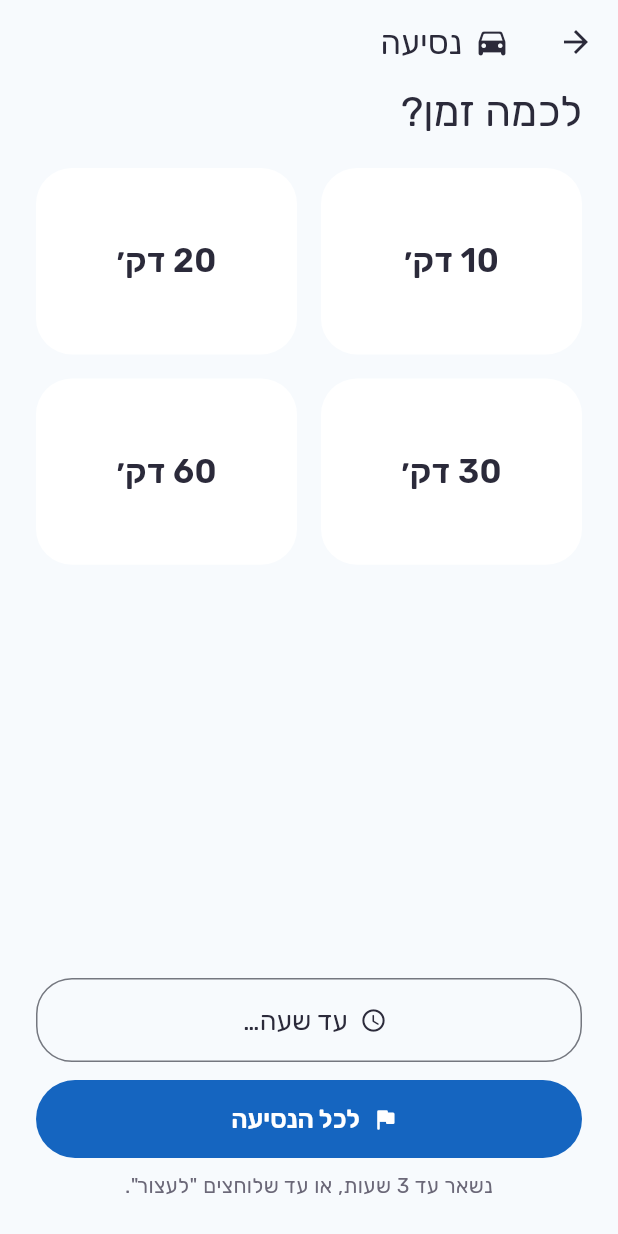
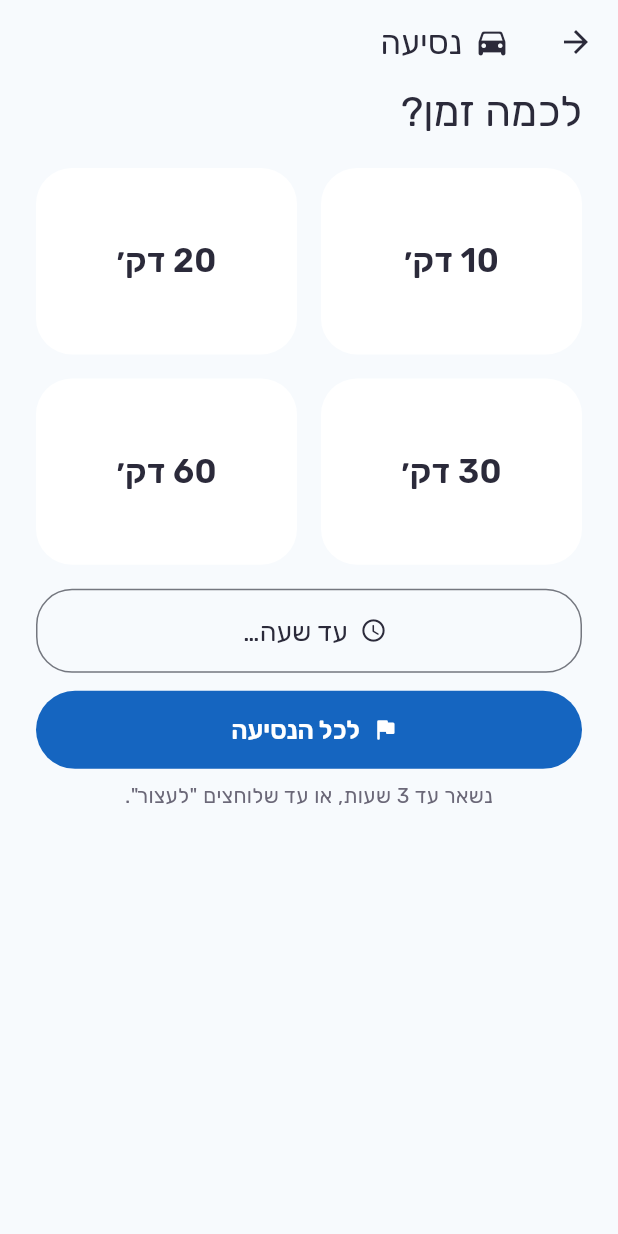
Before and after one commit to fenetnet/Drivetalk, a Flutter app: the RealShell screen opened directly, after a tap on "נסיעה", on a phone screen of 412 x 824 dp. Run offline on Flutter 3.47's test engine with Material 3 defaults, Android fonts, the phone set to English and light mode, and no system bars; our stand-ins replace app_links, flutter_riverpod, flutter_tts, image_picker, package_info_plus, share_plus and 3 more; missing offline and left inert: in_app_update; accounts and stored records are empty; network calls fail.

Commit message:
Duration picker: "until…" right under the minutes (scrolls on small screens); quiet hours read in the right order
Co-Authored-By: Claude Opus 5.5 <noreply@anthropic.com>
Claude-Session: https://claude.ai/code/session_019HnZgoGDmsrboiZZSe31zJ

```diff
--- a/lib/features/availability/pick_mode_screen.dart
+++ b/lib/features/availability/pick_mode_screen.dart
@@ -100,8 +100,9 @@ class _PickDurationState extends State<PickDurationScreen> {
         ),
       ),
       body: SafeArea(
-        child: Padding(
-          padding: const EdgeInsets.symmetric(horizontal: 24),
+        // Scrolls only if it doesn't fit (small phone, large text).
+        child: SingleChildScrollView(
+          padding: const EdgeInsets.fromLTRB(24, 0, 24, 24),
           child: Column(
             crossAxisAlignment: CrossAxisAlignment.stretch,
             children: [
@@ -135,8 +136,10 @@ class _PickDurationState extends State<PickDurationScreen> {
                 ),
               ],
               const SizedBox(height: 20),
-              Expanded(
-                child: GridView.count(
+              // "Until…" right under the minutes, not at the bottom.
+              GridView.count(
+                shrinkWrap: true,
+                physics: const NeverScrollableScrollPhysics(),
                 crossAxisCount: 2,
                 mainAxisSpacing: 16,
                 crossAxisSpacing: 16,
@@ -149,7 +152,7 @@ class _PickDurationState extends State<PickDurationScreen> {
                     ),
                 ],
               ),
-              ),
+              const SizedBox(height: 16),
               OutlinedButton.icon(
                 style: OutlinedButton.styleFrom(
                   minimumSize: const Size.fromHeight(56),
--- a/lib/l10n/app_he.arb
+++ b/lib/l10n/app_he.arb
@@ -1088,7 +1088,7 @@
   "settingsHideInCallHint": "בזמן שיחה החברים פשוט לא יראו שיש לך זמן.",
   "settingsQuietHours": "שעות שקטות",
   "settingsQuietOff": "בלי שעות שקטות. בנסיעה שמזוהה לבד, אפשר לקבל הצעות בכל שעה.",
-  "settingsQuietOn": "{from}–{to}: בנסיעה שמזוהה לבד לא נסמן אותך פנוי.",
+  "settingsQuietOn": "בין השעה {from} לשעה {to}, בנסיעה שמזוהה לבד לא נסמן אותך פנוי.",
   "@settingsQuietOn": {
     "placeholders": {
       "from": {
--- a/lib/l10n/app_localizations.dart
+++ b/lib/l10n/app_localizations.dart
@@ -3331,7 +3331,7 @@ abstract class AppLocalizations {
   /// No description provided for @settingsQuietOn.
   ///
   /// In he, this message translates to:
-  /// **'{from}–{to}: בנסיעה שמזוהה לבד לא נסמן אותך פנוי.'**
+  /// **'בין השעה {from} לשעה {to}, בנסיעה שמזוהה לבד לא נסמן אותך פנוי.'**
   String settingsQuietOn(String from, String to);
 
   /// No description provided for @quietPickFrom.
--- a/lib/l10n/app_localizations_he.dart
+++ b/lib/l10n/app_localizations_he.dart
@@ -1969,7 +1969,7 @@ class AppLocalizationsHe extends AppLocalizations {
 
   @override
   String settingsQuietOn(String from, String to) {
-    return '$from–$to: בנסיעה שמזוהה לבד לא נסמן אותך פנוי.';
+    return 'בין השעה $from לשעה $to, בנסיעה שמזוהה לבד לא נסמן אותך פנוי.';
   }
 
   @override
```
Lines whose indentation alone changed are shown as unchanged.
